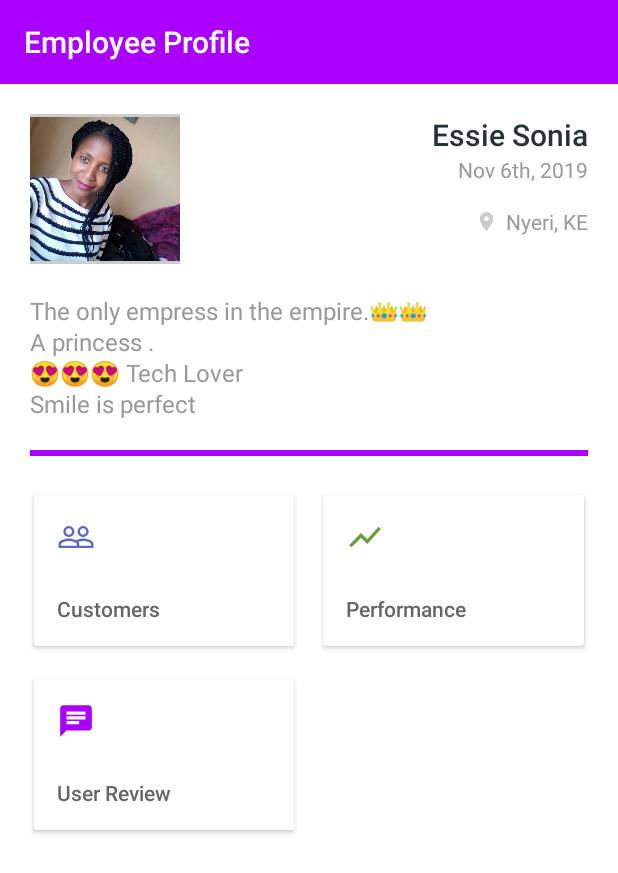
After one commit to kenkorir/projectsm, an Android app: the ProfileActivity screen opened directly, with no data from a screen before it, on a phone screen of 412 x 824 dp. The commit adds this screen. Shown: the top 873 px of the screen. Run offline under Robolectric (Android 15) with nearby library versions, the phone set to English and light mode, and no system bars.

Commit message:
profile module

```diff
--- a/app/src/main/java/com/job/istation/MainActivity.kt
+++ b/app/src/main/java/com/job/istation/MainActivity.kt
@@ -5,6 +5,7 @@ import android.content.Intent
 import android.os.Bundle
 import android.view.Menu
 import android.view.MenuItem
+import android.view.View
 import android.widget.Toast
 import androidx.appcompat.app.AppCompatActivity
 import kotlinx.android.synthetic.main.activity_main.*
@@ -27,7 +28,7 @@ class MainActivity : AppCompatActivity() {
     private fun initToolbar() {
 
         setSupportActionBar(toolbar)
-        Tools.setSystemBarColor(this, R.color.grey_5)
+        Tools.setSystemBarColor(this, R.color.purple_A700)
         Tools.setSystemBarLight(this)
     }
 
@@ -45,4 +46,8 @@ class MainActivity : AppCompatActivity() {
         }
         return super.onOptionsItemSelected(item)
     }
+
+    fun toProfile(v: View){
+        startActivity(ProfileActivity.newIntent(this))
+    }
 }
--- /dev/null
+++ b/app/src/main/java/com/job/istation/ProfileActivity.kt
@@ -0,0 +1,20 @@
+package com.job.istation
+
+import android.content.Context
+import android.content.Intent
+import android.os.Bundle
+import androidx.appcompat.app.AppCompatActivity
+
+class ProfileActivity : AppCompatActivity() {
+
+    companion object {
+        fun newIntent(context: Context): Intent =
+            Intent(context, ProfileActivity::class.java)
+    }
+
+    override fun onCreate(savedInstanceState: Bundle?) {
+        super.onCreate(savedInstanceState)
+        setContentView(R.layout.activity_profile)
+        Tools.setSystemBarColor(this, R.color.purple_A700)
+    }
+}
--- /dev/null
+++ b/app/src/main/res/drawable/ic_chat.xml
@@ -0,0 +1,9 @@
+<vector xmlns:android="http://schemas.android.com/apk/res/android"
+        android:width="24dp"
+        android:height="24dp"
+        android:viewportWidth="24.0"
+        android:viewportHeight="24.0">
+    <path
+        android:fillColor="#FFFFFFFF"
+        android:pathData="M20,2L4,2c-1.1,0 -1.99,0.9 -1.99,2L2,22l4,-4h14c1.1,0 2,-0.9 2,-2L22,4c0,-1.1 -0.9,-2 -2,-2zM6,9h12v2L6,11L6,9zM14,14L6,14v-2h8v2zM18,8L6,8L6,6h12v2z"/>
+</vector>
--- /dev/null
+++ b/app/src/main/res/drawable/ic_location.xml
@@ -0,0 +1,9 @@
+<vector xmlns:android="http://schemas.android.com/apk/res/android"
+        android:width="24dp"
+        android:height="24dp"
+        android:viewportWidth="24.0"
+        android:viewportHeight="24.0">
+    <path
+        android:fillColor="#FFFFFFFF"
+        android:pathData="M12,2C8.13,2 5,5.13 5,9c0,5.25 7,13 7,13s7,-7.75 7,-13c0,-3.87 -3.13,-7 -7,-7zM12,11.5c-1.38,0 -2.5,-1.12 -2.5,-2.5s1.12,-2.5 2.5,-2.5 2.5,1.12 2.5,2.5 -1.12,2.5 -2.5,2.5z"/>
+</vector>
--- /dev/null
+++ b/app/src/main/res/drawable/ic_people_outline.xml
@@ -0,0 +1,9 @@
+<vector xmlns:android="http://schemas.android.com/apk/res/android"
+        android:width="24dp"
+        android:height="24dp"
+        android:viewportWidth="24.0"
+        android:viewportHeight="24.0">
+    <path
+        android:fillColor="#FF000000"
+        android:pathData="M16.5,13c-1.2,0 -3.07,0.34 -4.5,1 -1.43,-0.67 -3.3,-1 -4.5,-1C5.33,13 1,14.08 1,16.25L1,19h22v-2.75c0,-2.17 -4.33,-3.25 -6.5,-3.25zM12.5,17.5h-10v-1.25c0,-0.54 2.56,-1.75 5,-1.75s5,1.21 5,1.75v1.25zM21.5,17.5L14,17.5v-1.25c0,-0.46 -0.2,-0.86 -0.52,-1.22 0.88,-0.3 1.96,-0.53 3.02,-0.53 2.44,0 5,1.21 5,1.75v1.25zM7.5,12c1.93,0 3.5,-1.57 3.5,-3.5S9.43,5 7.5,5 4,6.57 4,8.5 5.57,12 7.5,12zM7.5,6.5c1.1,0 2,0.9 2,2s-0.9,2 -2,2 -2,-0.9 -2,-2 0.9,-2 2,-2zM16.5,12c1.93,0 3.5,-1.57 3.5,-3.5S18.43,5 16.5,5 13,6.57 13,8.5s1.57,3.5 3.5,3.5zM16.5,6.5c1.1,0 2,0.9 2,2s-0.9,2 -2,2 -2,-0.9 -2,-2 0.9,-2 2,-2z"/>
+</vector>
--- /dev/null
+++ b/app/src/main/res/drawable/ic_show_chart.xml
@@ -0,0 +1,5 @@
+<vector android:height="24dp" android:tint="#FFFFFF"
+    android:viewportHeight="24.0" android:viewportWidth="24.0"
+    android:width="24dp" xmlns:android="http://schemas.android.com/apk/res/android">
+    <path android:fillColor="#FF000000" android:pathData="M3.5,18.49l6,-6.01 4,4L22,6.92l-1.41,-1.41 -7.09,7.97 -4,-4L2,16.99z"/>
+</vector>
--- a/app/src/main/res/layout/activity_main.xml
+++ b/app/src/main/res/layout/activity_main.xml
@@ -13,7 +13,7 @@
     <com.google.android.material.appbar.AppBarLayout
             android:layout_width="match_parent"
             android:layout_height="wrap_content"
-            android:background="@android:color/white">
+            android:background="@color/purple_A700">
 
         <androidx.appcompat.widget.Toolbar
                 android:id="@+id/toolbar"
@@ -23,7 +23,8 @@
                 app:contentInsetStartWithNavigation="0dp"
                 app:popupTheme="@style/ThemeOverlay.AppCompat.Light"
                 app:theme="@style/Toolbar.Light"
-                app:title="IStation"/>
+                app:title="IStation"
+                app:titleTextColor="@android:color/white"/>
 
     </com.google.android.material.appbar.AppBarLayout>
 
@@ -77,7 +78,7 @@
                                     android:layout_width="match_parent"
                                     android:layout_height="match_parent"
                                     android:layout_centerInParent="true"
-                                    android:tint="@color/orange_400"
+                                    android:tint="@color/purple_A700"
                                     app:srcCompat="@drawable/shape_circle"/>
 
                             <ImageView
@@ -288,6 +289,7 @@
                         android:layout_weight="1"
                         android:visibility="visible"
                         app:cardCornerRadius="2dp"
+                        android:onClick="toProfile"
                         app:cardElevation="2dp">
 
                     <LinearLayout
@@ -599,7 +601,7 @@
                                     android:layout_height="wrap_content"
                                     android:layout_marginBottom="@dimen/spacing_medium"
                                     android:layout_marginTop="50dp"
-                                    android:text="Support"
+                                    android:text="Stuff"
                                     android:textAppearance="@style/Base.TextAppearance.AppCompat.Subhead"
                                     android:textColor="@color/grey_80"
                                     app:fontFamily="sans-serif-medium" />
--- /dev/null
+++ b/app/src/main/res/layout/activity_profile.xml
@@ -0,0 +1,267 @@
+<?xml version="1.0" encoding="utf-8"?>
+<androidx.core.widget.NestedScrollView
+        xmlns:android="http://schemas.android.com/apk/res/android"
+        xmlns:app="http://schemas.android.com/apk/res-auto"
+        android:id="@+id/nested_content"
+        android:layout_width="match_parent"
+        android:layout_height="match_parent"
+        android:background="@android:color/white"
+        android:clipToPadding="false"
+        android:scrollbars="none"
+        android:scrollingCache="true"
+        app:layout_behavior="@string/appbar_scrolling_view_behavior">
+
+    <LinearLayout
+            android:layout_width="match_parent"
+            android:layout_height="wrap_content"
+            android:orientation="vertical">
+
+        <androidx.appcompat.widget.Toolbar
+                android:id="@+id/toolbar"
+                android:layout_width="match_parent"
+                android:layout_height="?attr/actionBarSize"
+                android:background="@color/purple_A700"
+                app:title="Employee Profile"
+                android:theme="@style/ThemeOverlay.AppCompat.Dark.ActionBar"
+                app:contentInsetStartWithNavigation="0dp"
+                app:popupTheme="@style/ThemeOverlay.AppCompat.Light"/>
+
+        <LinearLayout
+                android:layout_width="match_parent"
+                android:layout_height="wrap_content"
+                android:layout_marginLeft="@dimen/spacing_mlarge"
+                android:layout_marginRight="@dimen/spacing_mlarge"
+                android:layout_marginTop="@dimen/spacing_mlarge"
+                android:orientation="horizontal">
+
+            <ImageView
+                    android:id="@+id/image"
+                    android:layout_width="100dp"
+                    android:layout_height="100dp"
+                    android:background="@color/grey_20"
+                    android:padding="@dimen/spacing_xsmall"
+                    android:scaleType="centerCrop"
+                    android:src="@drawable/empl"/>
+
+            <View
+                    android:layout_width="0dp"
+                    android:layout_height="0dp"
+                    android:layout_weight="1"/>
+
+            <LinearLayout
+                    android:layout_width="wrap_content"
+                    android:layout_height="wrap_content"
+                    android:gravity="end|right"
+                    android:orientation="vertical">
+
+                <TextView
+                        android:layout_width="wrap_content"
+                        android:layout_height="wrap_content"
+                        android:text="Essie Sonia"
+                        android:textAppearance="@style/TextAppearance.AppCompat.Title"
+                        android:textColor="@color/blue_grey_900"
+                        app:fontFamily="sans-serif-medium"/>
+
+                <TextView
+                        android:layout_width="wrap_content"
+                        android:layout_height="wrap_content"
+                        android:text="Nov 6th, 2019"
+                        android:textAppearance="@style/TextAppearance.AppCompat.Small"
+                        android:textColor="@color/grey_40"/>
+
+                <LinearLayout
+                        android:layout_width="wrap_content"
+                        android:layout_height="wrap_content"
+                        android:layout_marginTop="@dimen/spacing_large"
+                        android:gravity="center_vertical"
+                        android:orientation="horizontal">
+
+                    <ImageView
+                            android:layout_width="@dimen/spacing_large"
+                            android:layout_height="@dimen/spacing_large"
+                            android:layout_marginEnd="@dimen/spacing_medium"
+                            android:layout_marginRight="@dimen/spacing_medium"
+                            android:tint="@color/grey_20"
+                            app:srcCompat="@drawable/ic_location"/>
+
+                    <TextView
+                            android:layout_width="wrap_content"
+                            android:layout_height="wrap_content"
+                            android:text="Nyeri, KE"
+                            android:textAppearance="@style/TextAppearance.AppCompat.Body1"
+                            android:textColor="@color/grey_40"/>
+
+                </LinearLayout>
+
+            </LinearLayout>
+
+        </LinearLayout>
+
+        <View
+                android:layout_width="match_parent"
+                android:layout_height="@dimen/spacing_mlarge"/>
+
+        <TextView
+                android:layout_width="wrap_content"
+                android:layout_height="wrap_content"
+                android:layout_marginLeft="@dimen/spacing_mlarge"
+                android:layout_marginRight="@dimen/spacing_mlarge"
+                android:lineSpacingExtra="2dp"
+                android:text="@string/middle_lorem_ipsum"
+                android:textAppearance="@style/TextAppearance.AppCompat.Subhead"
+                android:textColor="@color/grey_40"/>
+
+        <View
+                android:layout_width="match_parent"
+                android:layout_height="4dp"
+                android:layout_margin="@dimen/spacing_mlarge"
+                android:background="@color/purple_A700"/>
+
+        <LinearLayout
+                android:layout_width="match_parent"
+                android:layout_height="wrap_content"
+                android:layout_marginLeft="@dimen/spacing_smlarge"
+                android:layout_marginRight="@dimen/spacing_smlarge"
+                android:orientation="horizontal">
+
+            <androidx.cardview.widget.CardView
+                    android:layout_width="0dp"
+                    android:layout_height="wrap_content"
+                    android:layout_marginBottom="@dimen/spacing_xsmall"
+                    android:layout_marginLeft="@dimen/spacing_xsmall"
+                    android:layout_marginRight="@dimen/spacing_xsmall"
+                    android:layout_marginTop="@dimen/spacing_xsmall"
+                    android:layout_weight="1"
+                    android:visibility="visible"
+                    app:cardCornerRadius="2dp"
+                    app:cardElevation="2dp"
+                    app:cardUseCompatPadding="true">
+
+                <LinearLayout
+                        android:layout_width="match_parent"
+                        android:layout_height="wrap_content"
+                        android:orientation="vertical"
+                        android:padding="@dimen/spacing_large">
+
+                    <ImageView
+                            android:layout_width="@dimen/spacing_mxlarge"
+                            android:layout_height="@dimen/spacing_mxlarge"
+                            android:tint="@color/indigo_400"
+                            app:srcCompat="@drawable/ic_people_outline"/>
+
+                    <TextView
+                            android:layout_width="wrap_content"
+                            android:layout_height="wrap_content"
+                            android:layout_marginTop="@dimen/spacing_mxlarge"
+                            android:text="Customers"
+                            android:textAppearance="@style/Base.TextAppearance.AppCompat.Body2"
+                            android:textColor="@color/grey_60"/>
+
+                </LinearLayout>
+
+            </androidx.cardview.widget.CardView>
+
+            <View
+                    android:layout_width="@dimen/spacing_middle"
+                    android:layout_height="0dp"/>
+
+            <androidx.cardview.widget.CardView
+                    android:layout_width="0dp"
+                    android:layout_height="wrap_content"
+                    android:layout_marginBottom="@dimen/spacing_xsmall"
+                    android:layout_marginLeft="@dimen/spacing_xsmall"
+                    android:layout_marginRight="@dimen/spacing_xsmall"
+                    android:layout_marginTop="@dimen/spacing_xsmall"
+                    android:layout_weight="1"
+                    android:visibility="visible"
+                    app:cardCornerRadius="2dp"
+                    app:cardElevation="2dp"
+                    app:cardUseCompatPadding="true">
+
+                <LinearLayout
+                        android:layout_width="match_parent"
+                        android:layout_height="wrap_content"
+                        android:orientation="vertical"
+                        android:padding="@dimen/spacing_large">
+
+                    <ImageView
+                            android:layout_width="@dimen/spacing_mxlarge"
+                            android:layout_height="@dimen/spacing_mxlarge"
+                            android:tint="@color/light_green_700"
+                            app:srcCompat="@drawable/ic_show_chart"/>
+
+                    <TextView
+                            android:layout_width="wrap_content"
+                            android:layout_height="wrap_content"
+                            android:layout_marginTop="@dimen/spacing_mxlarge"
+                            android:text="Performance"
+                            android:textAppearance="@style/Base.TextAppearance.AppCompat.Body2"
+                            android:textColor="@color/grey_60"/>
+
+                </LinearLayout>
+
+            </androidx.cardview.widget.CardView>
+
+        </LinearLayout>
+
+        <LinearLayout
+                android:layout_width="match_parent"
+                android:layout_height="wrap_content"
+                android:layout_marginLeft="@dimen/spacing_smlarge"
+                android:layout_marginRight="@dimen/spacing_smlarge"
+                android:layout_marginTop="@dimen/spacing_middle"
+                android:orientation="horizontal">
+
+            <androidx.cardview.widget.CardView
+                    android:layout_width="0dp"
+                    android:layout_height="wrap_content"
+                    android:layout_marginBottom="@dimen/spacing_xsmall"
+                    android:layout_marginLeft="@dimen/spacing_xsmall"
+                    android:layout_marginRight="@dimen/spacing_xsmall"
+                    android:layout_marginTop="@dimen/spacing_xsmall"
+                    android:layout_weight="1"
+                    android:visibility="visible"
+                    app:cardCornerRadius="2dp"
+                    app:cardElevation="2dp"
+                    app:cardUseCompatPadding="true">
+
+                <LinearLayout
+                        android:layout_width="match_parent"
+                        android:layout_height="wrap_content"
+                        android:orientation="vertical"
+                        android:padding="@dimen/spacing_large">
+
+                    <ImageView
+                            android:layout_width="@dimen/spacing_mxlarge"
+                            android:layout_height="@dimen/spacing_mxlarge"
+                            android:tint="@color/purple_A700"
+                            app:srcCompat="@drawable/ic_chat"/>
+
+                    <TextView
+                            android:layout_width="wrap_content"
+                            android:layout_height="wrap_content"
+                            android:layout_marginTop="@dimen/spacing_mxlarge"
+                            android:text="User Review"
+                            android:textAppearance="@style/Base.TextAppearance.AppCompat.Body2"
+                            android:textColor="@color/grey_60"/>
+
+                </LinearLayout>
+
+            </androidx.cardview.widget.CardView>
+
+            <View
+                    android:layout_width="@dimen/spacing_middle"
+                    android:layout_height="0dp"/>
+
+            <View
+                    android:layout_width="0dp"
+                    android:layout_height="wrap_content"
+                    android:layout_marginLeft="@dimen/spacing_xsmall"
+                    android:layout_marginRight="@dimen/spacing_xsmall"
+                    android:layout_weight="1"/>
+
+        </LinearLayout>
+
+    </LinearLayout>
+
+</androidx.core.widget.NestedScrollView>
--- a/app/src/main/res/values/colors.xml
+++ b/app/src/main/res/values/colors.xml
@@ -1,8 +1,8 @@
 <?xml version="1.0" encoding="utf-8"?>
 <resources>
-    <color name="colorPrimary">#008577</color>
+    <color name="colorPrimary">@color/purple_A700</color>
     <color name="colorPrimaryDark">#00574B</color>
-    <color name="colorAccent">#D81B60</color>
+    <color name="colorAccent">@color/purple_A700</color>
 
     <color name="grey_3">#f7f7f7</color>
     <color name="grey_5">#f2f2f2</color>
@@ -49,4 +49,6 @@
     <color name="purple_A400">#D500F9</color>
     <color name="purple_A700">#AA00FF</color>
 
+    <color name="light_green_700">#689F38</color>
+
 </resources>
--- a/app/src/main/res/values/strings.xml
+++ b/app/src/main/res/values/strings.xml
@@ -1,3 +1,4 @@
 <resources>
     <string name="app_name">IStation</string>
+    <string name="middle_lorem_ipsum">The only empress in the empire.👑👑 \nA princess .\n😍😍😍 Tech Lover \nSmile is perfect</string>
 </resources>
--- a/app/src/main/res/values/styles.xml
+++ b/app/src/main/res/values/styles.xml
@@ -5,7 +5,7 @@
     <style name="BaseTheme" parent="Theme.AppCompat.Light.NoActionBar">
         <!-- Customize your theme here. -->
         <item name="colorPrimary">@color/colorPrimary</item>
-        <item name="colorPrimaryDark">@color/colorPrimaryDark</item>
+        <item name="colorPrimaryDark">@color/colorPrimary</item>
         <item name="colorAccent">@color/colorAccent</item>
         <item name="windowActionModeOverlay">true</item>
         <item name="android:actionModeBackground">@color/blue_grey_600</item>
```
Also changed, not shown: app/src/main/AndroidManifest.xml (+6 -4 lines), app/src/main/res/drawable/empl.jpg (added).
